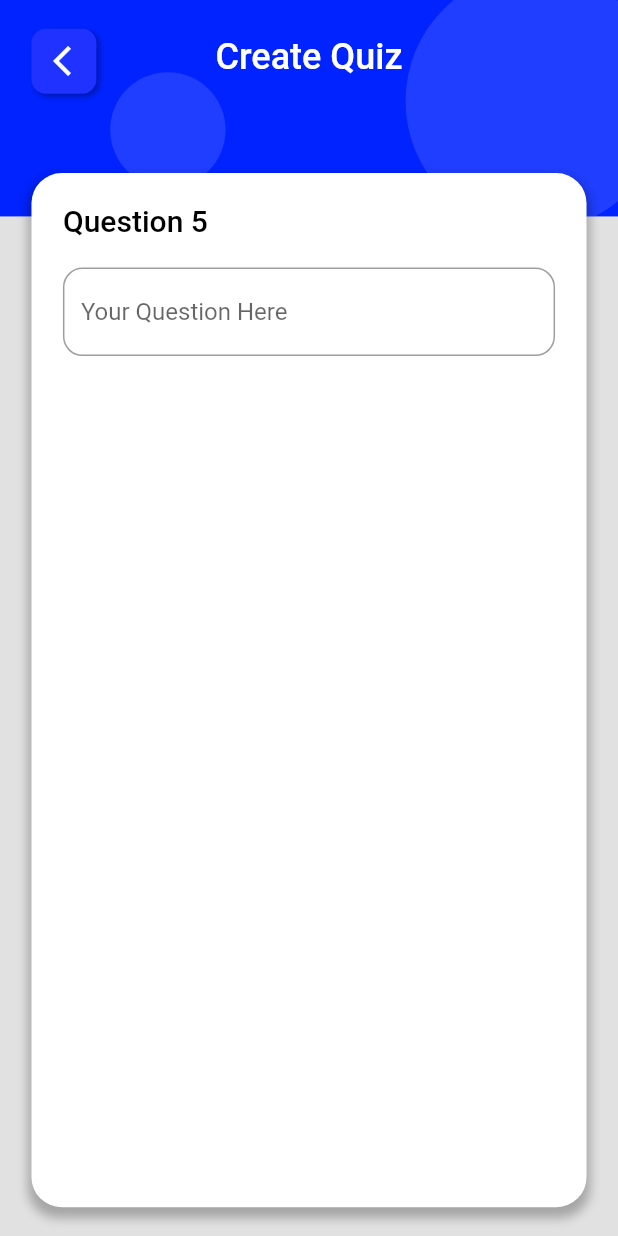
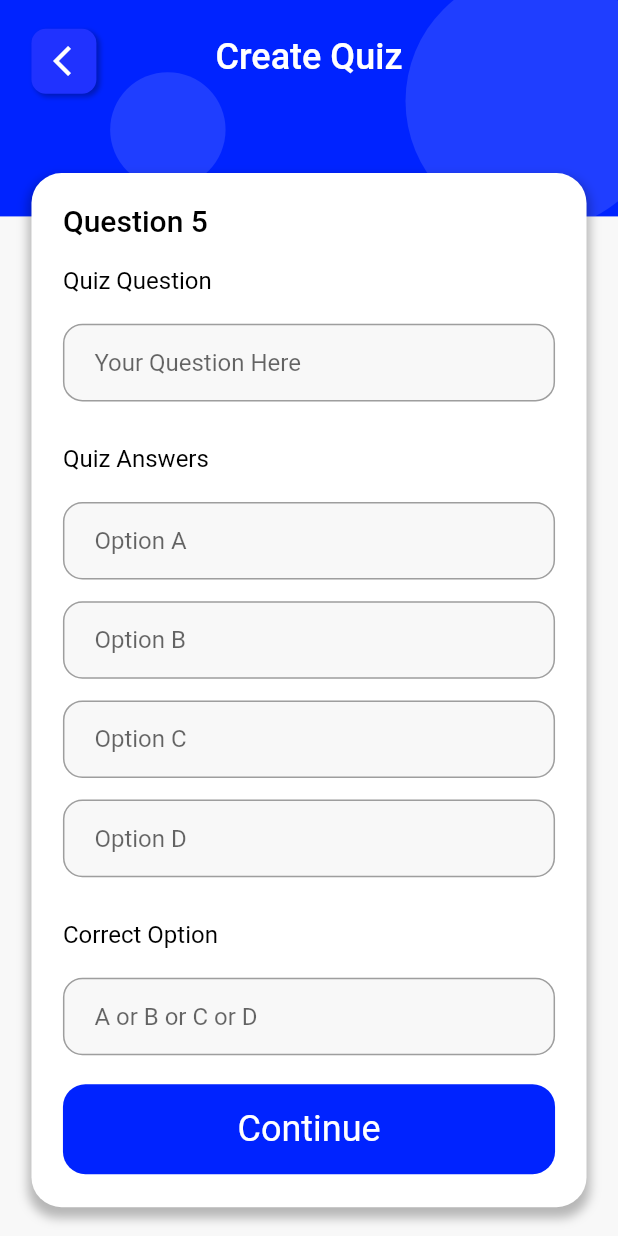
Before and after one commit to acharyaSabin11/quizApp, a Flutter app: the screen it shows after launch, on a phone screen of 412 x 824 dp. Run offline on Flutter 3.47's test engine with Material 2 defaults, Android fonts, the phone set to English and light mode, and no system bars; our stand-ins replace get.

Commit message:
Create Quiz Page UI Complete

```diff
--- a/lib/main.dart
+++ b/lib/main.dart
@@ -1,7 +1,6 @@
 import 'package:flutter/material.dart';
 import 'package:flutter/services.dart';
 import 'package:quizapp/screens/create_quiz_page.dart';
-import 'package:quizapp/utilities/app_colors.dart';
 import 'package:get/get.dart';
 
 void main() {
@@ -16,13 +15,10 @@ class MyApp extends StatelessWidget {
   Widget build(BuildContext context) {
     SystemChrome.setSystemUIOverlayStyle(
         const SystemUiOverlayStyle(statusBarColor: Colors.transparent));
-    return GetMaterialApp(
+    return const GetMaterialApp(
       debugShowCheckedModeBanner: false,
-      title: 'Flutter Demo',
-      theme: ThemeData(
-        primarySwatch: Colors.blue,
-      ),
-      home: const CreateQuizPage(),
+      title: 'Quiz App',
+      home: CreateQuizPage(),
     );
   }
 }
--- a/lib/screens/create_quiz_page.dart
+++ b/lib/screens/create_quiz_page.dart
@@ -1,6 +1,7 @@
 import 'package:flutter/material.dart';
 import 'package:quizapp/utilities/app_colors.dart';
 import 'package:quizapp/utilities/dimensions.dart';
+import 'package:quizapp/widgets/app_text_field.dart';
 import 'package:quizapp/widgets/big_text.dart';
 import 'package:quizapp/widgets/custom_text.dart';
 import 'package:quizapp/widgets/icon_container.dart';
@@ -67,16 +68,16 @@ class CreateQuizPage extends StatelessWidget {
           Align(
             alignment: Alignment.bottomCenter,
             child: Container(
-              padding: EdgeInsets.symmetric(
-                  horizontal: Dimensions.responsiveWidth(20), vertical: 20),
               height: Dimensions.deviceScreenHeight -
                   Dimensions.responsiveHeight(140),
               width: double.maxFinite,
+              padding: EdgeInsets.symmetric(
+                  horizontal: Dimensions.responsiveWidth(20), vertical: 20),
               margin: EdgeInsets.only(
                   left: Dimensions.responsiveWidth(20),
                   right: Dimensions.responsiveWidth(20),
                   bottom: Dimensions.responsiveHeight(20),
-              ),
+                  top: Dimensions.statusBarHeight),
               decoration: BoxDecoration(
                   color: Colors.white,
                   borderRadius: BorderRadius.circular(20),
@@ -87,28 +88,81 @@ class CreateQuizPage extends StatelessWidget {
                         blurRadius: 5,
                         spreadRadius: 2)
                   ]),
+              child: Stack(
+                children: [
+                  SingleChildScrollView(
                     child: Column(
                       crossAxisAlignment: CrossAxisAlignment.start,
-                children: const [
-                  CustomText(
+                      children: [
+                        const CustomText(
                           text: "Question 5",
                           fontWeight: FontWeight.w500,
                           textColor: Colors.black,
                           size: 20,
                         ),
-                  SizedBox(height: 20),
-                  TextField(
-                    decoration: InputDecoration(
-                      border: OutlineInputBorder(
-                        borderSide: BorderSide(width: 5),
-                        borderRadius: BorderRadius.all(
-                          Radius.circular(13),
+                        SizedBox(height: Dimensions.height20),
+                        const CustomText(
+                          text: "Quiz Question",
+                          textColor: Colors.black,
+                          size: 16,
+                        ),
+                        SizedBox(height: Dimensions.height20),
+                        AppTextField(
+                          hintText: "Your Question Here",
+                        ),
+                        SizedBox(
+                          height: Dimensions.height30,
+                        ),
+                        const CustomText(
+                          text: "Quiz Answers",
+                          textColor: Colors.black,
+                          size: 16,
+                        ),
+                        SizedBox(height: Dimensions.height20),
+                        AppTextField(
+                          hintText: "Option A",
+                        ),
+                        SizedBox(height: Dimensions.height15),
+                        AppTextField(
+                          hintText: "Option B",
+                        ),
+                        SizedBox(height: Dimensions.height15),
+                        AppTextField(
+                          hintText: "Option C",
+                        ),
+                        SizedBox(height: Dimensions.height15),
+                        AppTextField(
+                          hintText: "Option D",
+                        ),
+                        SizedBox(
+                          height: Dimensions.height30,
+                        ),
+                        const CustomText(
+                          text: "Correct Option",
+                          textColor: Colors.black,
+                          size: 16,
+                        ),
+                        SizedBox(height: Dimensions.height20),
+                        AppTextField(
+                          hintText: "A or B or C or D",
+                        ),
+                        SizedBox(height: Dimensions.height20),
+                        Container(
+                          height: 60,
+                          width: double.maxFinite,
+                          decoration: BoxDecoration(
+                            color: AppColors.mainBlueColor,
+                            borderRadius: BorderRadius.circular(15),
+                          ),
+                          child: const Center(
+                            child: CustomText(
+                              text: "Continue",
                             ),
                           ),
-                      hintText: "Your Question Here",
-                      fillColor: AppColors.backgroundWhiteColor,
+                        )
+                      ],
                     ),
-                  )
+                  ),
                 ],
               ),
             ),
--- a/lib/utilities/app_colors.dart
+++ b/lib/utilities/app_colors.dart
@@ -3,7 +3,7 @@ import 'package:flutter/material.dart';
 class AppColors {
   static const Color mainBlueColor = Color(0xFF0023FF);
   static const Color lightBlueColor = Color(0xFF2032FF);
-  static const Color backgroundWhiteColor = Color(0xFFE1E1E1);
+  static const Color backgroundWhiteColor = Color(0xFFF8F8F8);
   static const Color shadowBlackColor = Color(0x44000000);
   static const Color lowOpacityWhiteColor = Color(0x1FFFFFFF);
 }
--- a/lib/utilities/dimensions.dart
+++ b/lib/utilities/dimensions.dart
@@ -17,4 +17,8 @@ class Dimensions {
   static double responsiveWidth(double width) {
     return (width / developmentDeviceWidth) * deviceScreenWidth;
   }
+
+  static double height20 = responsiveHeight(20);
+  static double height30 = responsiveHeight(30);
+  static double height15 = responsiveHeight(15);
 }
--- /dev/null
+++ b/lib/widgets/app_text_field.dart
@@ -0,0 +1,86 @@
+import 'package:flutter/material.dart';
+import 'package:quizapp/utilities/dimensions.dart';
+
+import '../utilities/app_colors.dart';
+
+class AppTextField extends StatefulWidget {
+  String? hintText;
+  AppTextField({super.key, this.hintText});
+
+  @override
+  State<AppTextField> createState() => _AppTextFieldState();
+}
+
+class _AppTextFieldState extends State<AppTextField> {
+  String? errorText;
+
+  TextEditingController textEditingController = TextEditingController();
+
+  @override
+  Widget build(BuildContext context) {
+    return TextField(
+      controller: textEditingController,
+      textCapitalization: TextCapitalization.sentences,
+      decoration: InputDecoration(
+        errorText: errorText,
+        contentPadding: EdgeInsets.symmetric(
+            horizontal: Dimensions.responsiveWidth(20),
+            vertical: Dimensions.responsiveHeight(17)),
+        filled: true,
+        fillColor: AppColors.backgroundWhiteColor,
+        enabledBorder: const OutlineInputBorder(
+          borderSide: BorderSide(
+            width: 1,
+            style: BorderStyle.solid,
+            color: Colors.grey,
+          ),
+          borderRadius: BorderRadius.all(
+            Radius.circular(13),
+          ),
+        ),
+        focusedBorder: const OutlineInputBorder(
+          borderSide: BorderSide(
+            width: 1,
+            style: BorderStyle.solid,
+            color: AppColors.mainBlueColor,
+          ),
+          borderRadius: BorderRadius.all(
+            Radius.circular(13),
+          ),
+        ),
+        errorBorder: const OutlineInputBorder(
+          borderSide: BorderSide(
+            width: 1,
+            style: BorderStyle.solid,
+            color: Colors.red,
+          ),
+          borderRadius: BorderRadius.all(
+            Radius.circular(13),
+          ),
+        ),
+        focusedErrorBorder: const OutlineInputBorder(
+          borderSide: BorderSide(
+            width: 1,
+            style: BorderStyle.solid,
+            color: Colors.orange,
+          ),
+          borderRadius: BorderRadius.all(
+            Radius.circular(13),
+          ),
+        ),
+        hintText: widget.hintText,
+      ),
+      onChanged: (value) {
+        if (value.isEmpty) {
+          setState(() {
+            errorText = "This is a required field";
+          });
+        } else {
+          setState(() {
+            errorText = null;
+          });
+        }
+      },
+    );
+  }
+}
```
Lines whose indentation alone changed are shown as unchanged.
